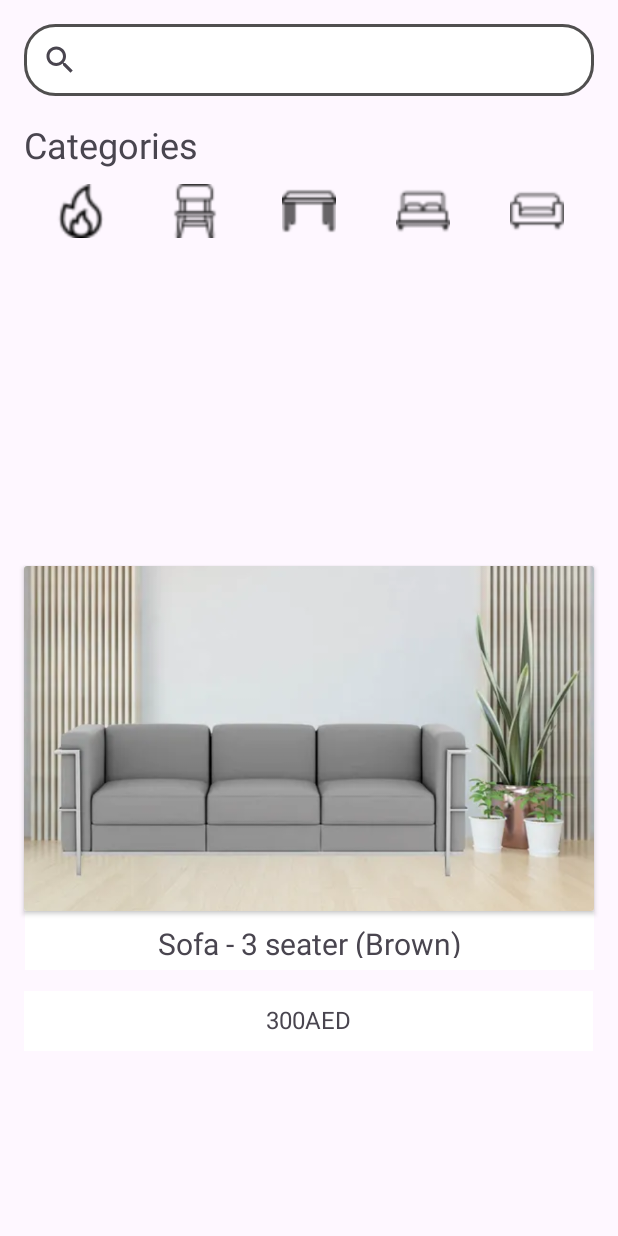
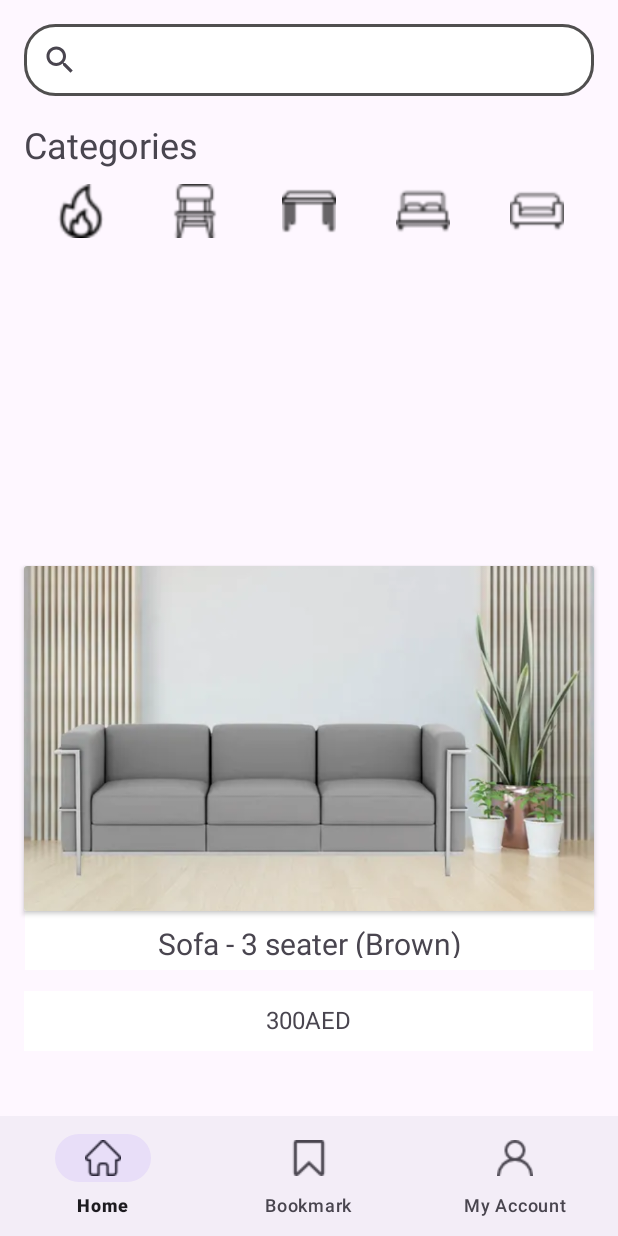
Before and after one commit to Raefabdulnazir/FurniCart, an Android app: the HomePageActivity screen opened directly, with no data from a screen before it, on a phone screen of 412 x 824 dp. Run offline under Robolectric (Android 15) with nearby library versions, the phone set to English and light mode, and no system bars.

Commit message:
creating home page

```diff
--- a/app/src/main/res/layout/activity_home_page.xml
+++ b/app/src/main/res/layout/activity_home_page.xml
@@ -148,5 +148,12 @@
         app:layout_constraintTop_toBottomOf="@+id/productCardView"
         app:layout_constraintVertical_bias="0.0" />
 
+    <com.google.android.material.bottomnavigation.BottomNavigationView
+        android:id="@+id/bottom_navigation"
+        android:layout_width="match_parent"
+        android:layout_height="wrap_content"
+        app:layout_constraintBottom_toBottomOf="parent"
+        app:menu="@menu/bottom_navigation_menu" />
+
 
 </androidx.constraintlayout.widget.ConstraintLayout>
--- /dev/null
+++ b/app/src/main/res/menu/bottom_navigation_menu.xml
@@ -0,0 +1,15 @@
+<?xml version="1.0" encoding="utf-8"?>
+<menu xmlns:android="http://schemas.android.com/apk/res/android">
+    <item
+        android:id="@+id/navigation_home"
+        android:icon="@drawable/ic_home"
+        android:title="Home" />
+    <item
+        android:id="@+id/navigation_bookmark"
+        android:icon="@drawable/ic_bookmark"
+        android:title="Bookmark" />
+    <item
+        android:id="@+id/navigation_account"
+        android:icon="@drawable/ic_account"
+        android:title="My Account" />
+</menu>
```
Also changed, not shown: app/src/main/res/drawable/ic_account.png (added), app/src/main/res/drawable/ic_bookmark.png (added), app/src/main/res/drawable/ic_home.png (added).
